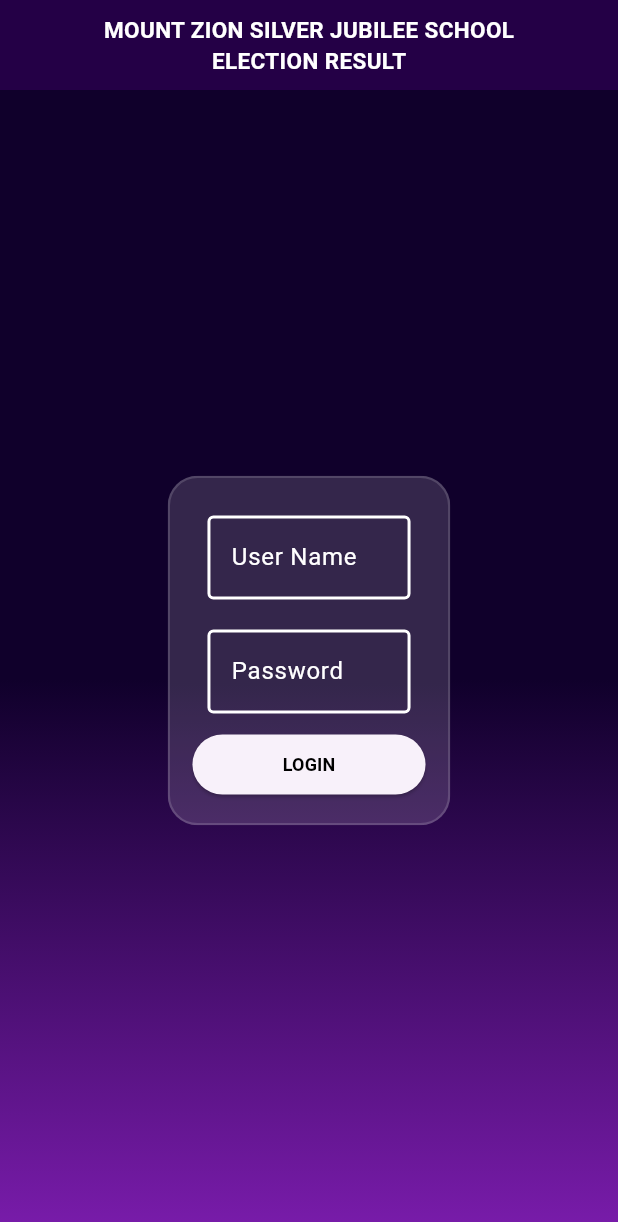
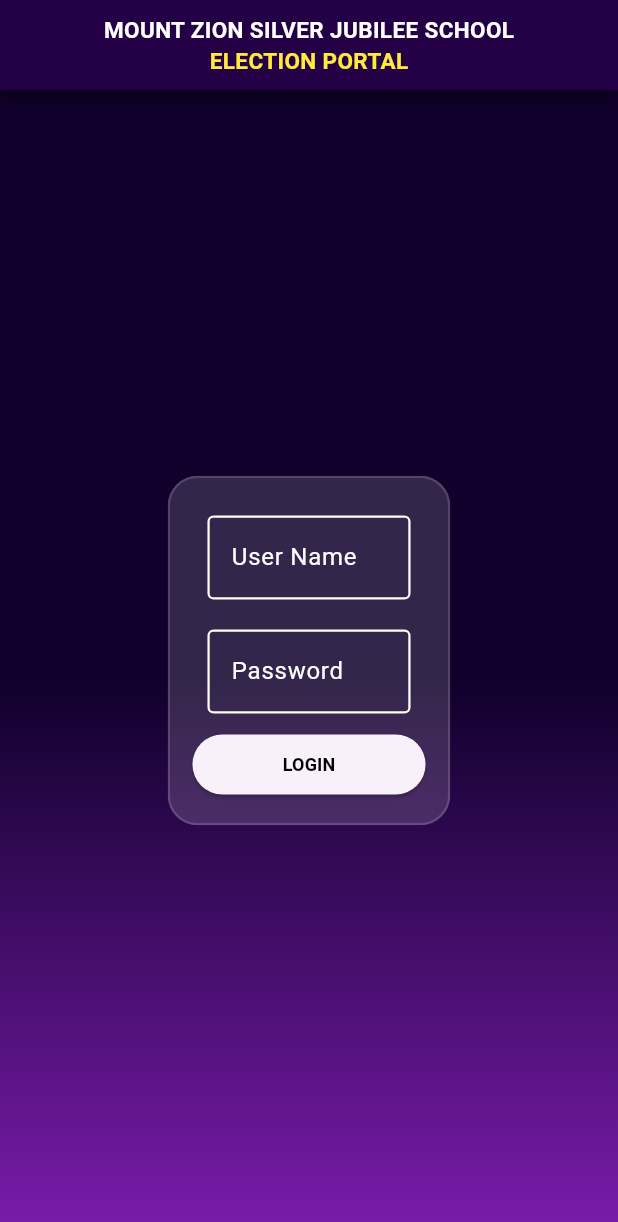
Before and after one commit to Arun-Arunagiri/Election_2_0, a Flutter app: the screen it shows after launch, on a phone screen of 412 x 824 dp. Shown: the top 1222 px of the screen. Run offline on Flutter 3.47's test engine with Material 3 defaults, Android fonts, the phone set to English and light mode, and no system bars; our stand-ins replace fl_chart.

Commit message:
chore:just Changed UI :)

```diff
--- a/lib/loginpage.dart
+++ b/lib/loginpage.dart
@@ -19,6 +19,7 @@ class Loginpage extends StatelessWidget {
       // backgroundColor: Color(0xff10002b),
 
       body: Container(
+        //for gradient background
         decoration: BoxDecoration(
             gradient: LinearGradient(
                 colors: [Color(0xff10002b), Color(0xff7A1CAC)],
@@ -40,14 +41,23 @@ class Loginpage extends StatelessWidget {
                             color: Colors.white,
                             fontSize: 15,
                             fontWeight: FontWeight.bold)),
-                    Text("ELECTION RESULT",
+                    Text("ELECTION PORTAL",
                         style: TextStyle(
-                            color: Colors.white,
+                            color: Colors.yellow,
                             fontSize: 15,
                             fontWeight: FontWeight.bold)),
                   ],
                 ),
-                decoration: BoxDecoration(color: Color(0xff240046)),
+                decoration: BoxDecoration(
+                  color: Color(0xff240046),
+                  boxShadow: [
+                    BoxShadow(
+                      color: Colors.black.withOpacity(0.5), // Shadow color
+                      blurRadius: 10, // Blur radius
+                      offset: Offset(0, 4), // Shadow position (x, y)
+                    ),
+                  ],
+                ),
               ),
             ),
             SizedBox(
@@ -77,15 +87,15 @@ class Loginpage extends StatelessWidget {
                               decoration: InputDecoration(
                                 enabledBorder: OutlineInputBorder(
                                   borderSide: BorderSide(
-                                      color: Colors.white, width: 2.0),
+                                      color: Colors.white, width: 1.5),
                                 ),
                                 border: OutlineInputBorder(
                                   borderSide: const BorderSide(
-                                      color: Colors.white, width: 2.0),
+                                      color: Colors.white, width: 1.5),
                                 ),
                                 focusedBorder: OutlineInputBorder(
                                   borderSide: const BorderSide(
-                                      color: Colors.white, width: 2.0),
+                                      color: Colors.white, width: 1.5),
                                 ),
                                 labelText: 'User Name',
                                 hintText: 'Enter Your Name',
@@ -103,12 +113,12 @@ class Loginpage extends StatelessWidget {
                               decoration: InputDecoration(
                                   enabledBorder: OutlineInputBorder(
                                     borderSide: BorderSide(
-                                        color: Colors.white, width: 2.0),
+                                        color: Colors.white, width: 1.5),
                                   ),
                                   border: OutlineInputBorder(),
                                   focusedBorder: OutlineInputBorder(
                                     borderSide: const BorderSide(
-                                        color: Colors.white, width: 2.0),
+                                        color: Colors.white, width: 1.5),
                                   ),
                                   labelText: 'Password',
                                   hintText: 'Enter Password',
--- a/lib/main.dart
+++ b/lib/main.dart
@@ -1,4 +1,5 @@
 import 'dart:async';
+import 'package:election_2_0/homepage.dart';
 import 'package:election_2_0/loginpage.dart';
 import 'package:flutter/material.dart';
 
```
Also changed, not shown: lib/homepage.dart (+80 -20 lines).
